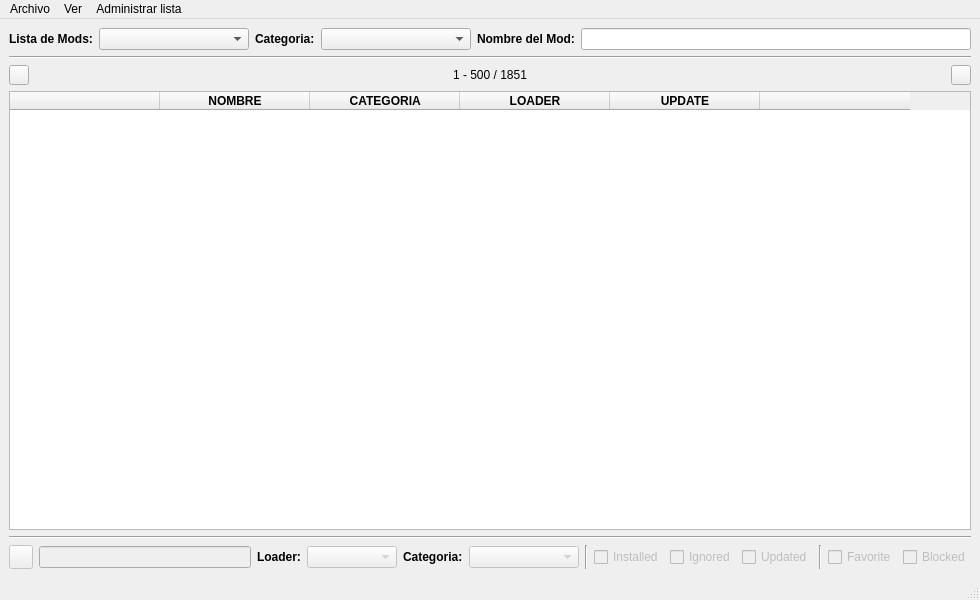
Before: the Qt Designer form pyqt_windows/main_window.ui in MelonRodante/ModList, drawn with Qt 5.
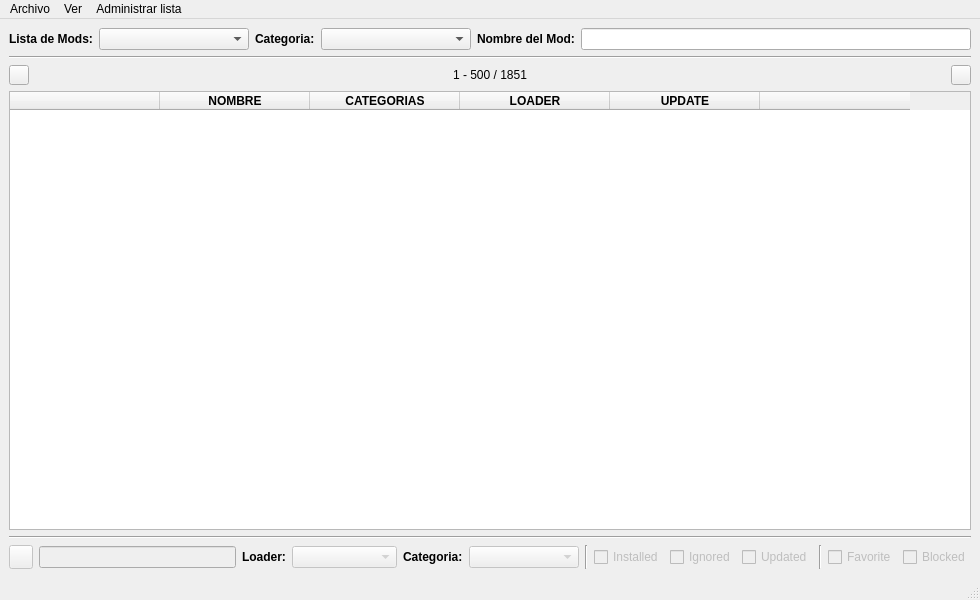
After: the same form once the commit is applied. Icons and pictures are not drawn.

Commit message: Iconos categoria finalizados

What changed in the file:
```diff
--- a/pyqt_windows/main_window.ui
+++ b/pyqt_windows/main_window.ui
@@ -244,10 +244,10 @@
        <bool>false</bool>
       </attribute>
       <attribute name="verticalHeaderDefaultSectionSize">
-       <number>41</number>
+       <number>35</number>
       </attribute>
       <attribute name="verticalHeaderMinimumSectionSize">
-       <number>41</number>
+       <number>35</number>
       </attribute>
       <column>
        <property name="text">
@@ -267,7 +267,7 @@
       </column>
       <column>
        <property name="text">
-        <string>   CATEGORIA   </string>
+        <string>   CATEGORIAS   </string>
        </property>
        <property name="font">
         <font>
@@ -403,7 +403,7 @@
         </item>
         <item>
          <property name="text">
-          <string>Ambos</string>
+          <string>Forge / Fabric</string>
          </property>
         </item>
        </widget>
```
The commit also changes 62 other files.
